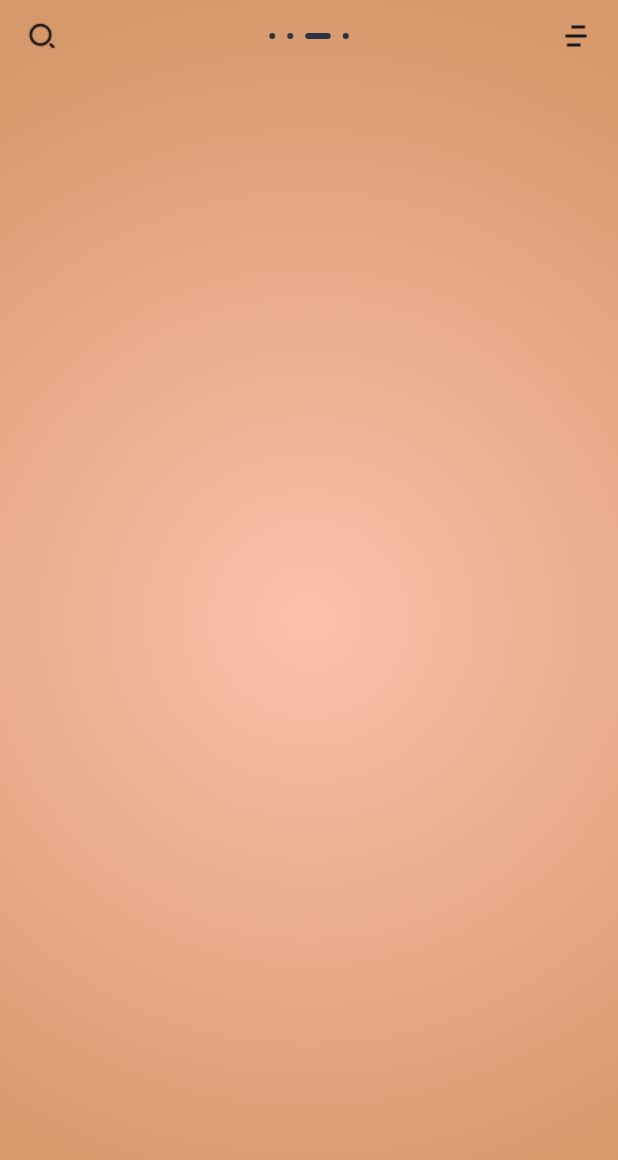
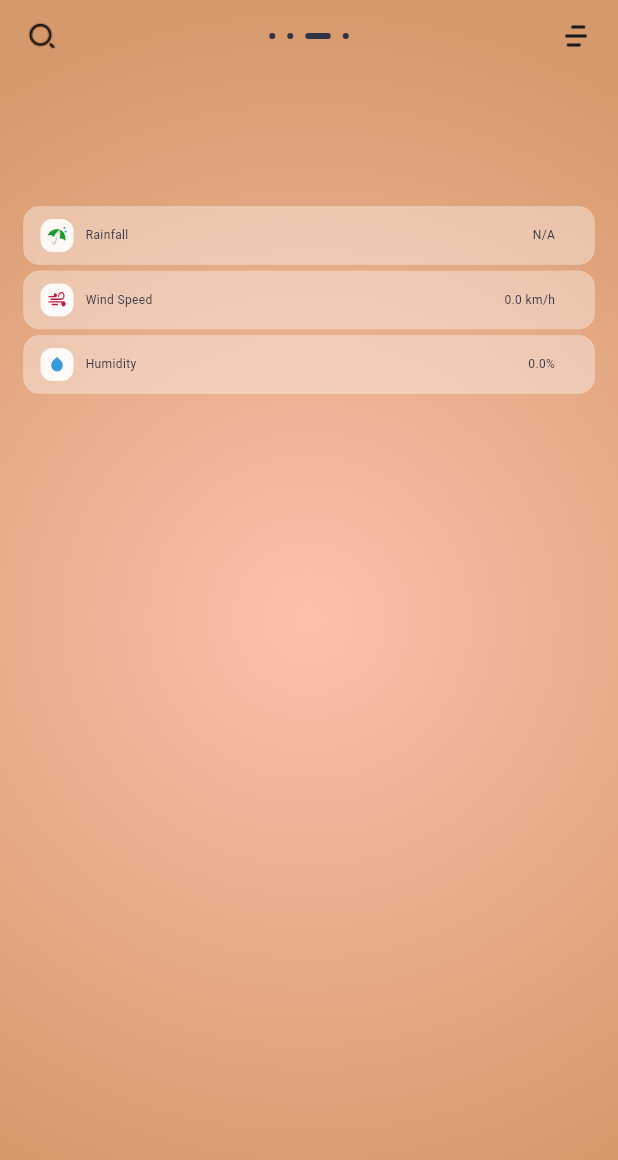
Before and after one commit to sameer261/weather_app, a Flutter app: the screen it shows after launch, on a phone screen of 412 x 824 dp. Shown: the top 1160 px of the screen. Run offline on Flutter 3.47's test engine with Material 3 defaults, Android fonts, the phone set to English and light mode, and no system bars; our stand-ins replace flutter_svg, get.

Commit message:
weather icons

```diff
--- a/lib/weatherview/firstscreen/Weather_view.dart
+++ b/lib/weatherview/firstscreen/Weather_view.dart
@@ -1,12 +1,11 @@
 import 'package:flutter/material.dart';
 import 'package:get/get.dart';
-import 'package:flutter_svg/flutter_svg.dart';
 import 'package:weather_app/utils/color.dart';
 import 'package:weather_app/weatherview/firstscreen/widgets/weatherinfo/locationwidget.dart';
 import 'package:weather_app/weatherview/firstscreen/widgets/weatherinfo/weatherinfo.dart';
 import 'package:weather_app/weatherview/firstscreen/widgets/weatherinfo/weatherinfo_controller.dart';
-import 'package:weather_app/weatherview/searchscreen/location_search_screen_controller.dart';
 import 'package:weather_app/weatherview/firstscreen/widgets/appbar/customappbar.dart';
+import 'package:weather_app/weatherview/firstscreen/widgets/weatherinfo/weathermetric.dart';
 
 class FirstScreen extends StatelessWidget {
   FirstScreen({super.key});
@@ -29,6 +28,8 @@ class FirstScreen extends StatelessWidget {
             LocationWidget(),
             SizedBox(height: 10),
             WeatherInfoWidget(),
+            SizedBox(height: 10),
+            WeatherDetailsWidget(),
             // Location City + State
           ],
         ),
--- a/lib/weatherview/firstscreen/widgets/weatherinfo/locationwidget.dart
+++ b/lib/weatherview/firstscreen/widgets/weatherinfo/locationwidget.dart
@@ -2,7 +2,6 @@
 import 'package:flutter/material.dart';
 import 'package:get/get.dart';
 import 'package:weather_app/weatherview/firstscreen/widgets/weatherinfo/weatherinfo_controller.dart';
-import 'package:weather_app/weatherview/searchscreen/location_search_screen_controller.dart';
 
 class LocationWidget extends StatelessWidget {
   final WeatherInfoController weatherController = Get.put(
--- a/lib/weatherview/firstscreen/widgets/weatherinfo/weatherinfo.dart
+++ b/lib/weatherview/firstscreen/widgets/weatherinfo/weatherinfo.dart
@@ -4,7 +4,6 @@ import 'package:flutter_svg/flutter_svg.dart';
 import 'package:get/get.dart';
 import 'package:weather_app/utils/color.dart';
 import 'package:weather_app/weatherview/firstscreen/widgets/weatherinfo/weatherinfo_controller.dart';
-import 'package:weather_app/weatherview/searchscreen/location_search_screen_controller.dart';
 
 class WeatherInfoWidget extends StatelessWidget {
   final WeatherInfoController weatherController = Get.put(
--- a/lib/weatherview/firstscreen/widgets/weatherinfo/weatherinfo_controller.dart
+++ b/lib/weatherview/firstscreen/widgets/weatherinfo/weatherinfo_controller.dart
@@ -6,10 +6,17 @@ class WeatherInfoController extends GetxController {
   RxString location = ''.obs;
   RxString weatherInfo = ''.obs;
   RxString weatherIconPath = ''.obs;
+  RxBool isWeatherLoading = false.obs; // <-- Added
+
+  RxDouble humidity = 0.0.obs;
+  RxDouble windSpeed = 0.0.obs;
+  RxDouble rainfall = 0.0.obs; // For rainfall
 
   final String apiKey = '6fbcdad70318ecd7f0a756be6ff23b21';
 
   Future<void> getWeather(String city, double lat, double lon) async {
+    isWeatherLoading.value = true; // <-- Start loading
+
     final url =
         'https://api.openweathermap.org/data/2.5/weather?lat=$lat&lon=$lon&appid=$apiKey&units=metric';
 
@@ -23,6 +30,14 @@ class WeatherInfoController extends GetxController {
         double temp = weatherData['main']['temp'].toDouble();
         int roundedTemp = temp.round();
 
+        humidity.value = weatherData['main']['humidity'].toDouble();
+        windSpeed.value = weatherData['wind']['speed'].toDouble();
+        // Assuming 'rain' key exists for rainfall, if not, handle the absence.
+        rainfall.value =
+            weatherData['rain'] != null
+                ? weatherData['rain']['1h'] ?? 0.0
+                : 0.0;
+
         weatherInfo.value = '$roundedTemp°C\n$description';
         weatherIconPath.value = iconPath;
       } else {
@@ -33,6 +48,8 @@ class WeatherInfoController extends GetxController {
       print('Error fetching weather data: $e');
       weatherInfo.value = 'Error fetching weather data';
       weatherIconPath.value = '';
+    } finally {
+      isWeatherLoading.value = false; // <-- Stop loading
     }
   }
 
--- /dev/null
+++ b/lib/weatherview/firstscreen/widgets/weatherinfo/weathermetric.dart
@@ -0,0 +1,155 @@
+import 'package:flutter/material.dart';
+import 'package:flutter_svg/flutter_svg.dart';
+import 'package:get/get.dart';
+import 'package:weather_app/utils/color.dart';
+import 'package:weather_app/weatherview/firstscreen/widgets/weatherinfo/weatherinfo_controller.dart';
+
+class WeatherDetailsWidget extends StatelessWidget {
+  final WeatherInfoController weatherController = Get.find();
+
+  @override
+  Widget build(BuildContext context) {
+    return Padding(
+      padding: const EdgeInsets.only(left: 16, right: 16),
+      child: Obx(() {
+        if (weatherController.isWeatherLoading.value) {
+          return Center(child: CircularProgressIndicator());
+        }
+
+        // Fetch data from the controller
+        final humidity = weatherController.humidity.value;
+        final windSpeed = weatherController.windSpeed.value;
+        final rainfall = weatherController.rainfall.value;
+
+        return Column(
+          children: [
+            _buildWeatherContainer(
+              svgPath: 'assets/images/rainfall.svg',
+              title: 'Rainfall',
+              value: rainfall != 0.0 ? '$rainfall cm' : 'N/A',
+              iconWidth: 18,
+              iconHeight: 18,
+
+              paddingBottom: 1,
+            ),
+            SizedBox(height: 5),
+            _buildWeatherContainer(
+              svgPath: 'assets/images/wind.svg',
+              title: 'Wind Speed',
+              value: '$windSpeed km/h',
+              iconWidth: 18,
+              iconHeight: 18,
+              paddingTop: 3,
+            ),
+            SizedBox(height: 5),
+            _buildWeatherContainer(
+              svgPath: 'assets/images/humidity.svg',
+              title: 'Humidity',
+              value: '$humidity%',
+              iconWidth: 24,
+              iconHeight: 24,
+              paddingTop: 1,
+            ),
+          ],
+        );
+      }),
+    );
+  }
+
+  Widget _buildWeatherContainer({
+    required String svgPath,
+    required String title,
+    required String value,
+    required double iconWidth,
+    required double iconHeight,
+    double paddingTop = 0,
+    double paddingBottom = 0,
+    double paddingLeft = 0,
+    double paddingRight = 0,
+  }) {
+    return Container(
+      width: double.infinity,
+      height: 38,
+      padding: const EdgeInsets.symmetric(horizontal: 11, vertical: 8),
+      decoration: ShapeDecoration(
+        color: Colors.white.withOpacity(0.36),
+        shape: RoundedRectangleBorder(
+          side: BorderSide(
+            width: 0.5,
+            strokeAlign: BorderSide.strokeAlignOutside,
+            color: Colors.white.withOpacity(0.50),
+          ),
+          borderRadius: BorderRadius.circular(10),
+        ),
+      ),
+      child: Row(
+        mainAxisAlignment: MainAxisAlignment.start,
+        crossAxisAlignment: CrossAxisAlignment.center,
+        children: [
+          _buildSvgIcon(
+            svgPath,
+            iconWidth,
+            iconHeight,
+            paddingTop: paddingTop,
+            paddingBottom: paddingBottom,
+            paddingLeft: paddingLeft,
+            paddingRight: paddingRight,
+          ),
+          SizedBox(width: 8),
+          Text(
+            title,
+            style: TextStyle(
+              color: customDark,
+              fontSize: 8,
+              fontWeight: FontWeight.w400,
+            ),
+          ),
+          Spacer(),
+          Padding(
+            padding: const EdgeInsets.only(right: 15),
+            child: Text(
+              value,
+              style: TextStyle(
+                color: customDark,
+                fontSize: 8,
+                fontWeight: FontWeight.w400,
+              ),
+            ),
+          ),
+        ],
+      ),
+    );
+  }
+
+  Widget _buildSvgIcon(
+    String path,
+    double width,
+    double height, {
+    double paddingTop = 3,
+    double paddingBottom = 3,
+    double paddingLeft = 3,
+    double paddingRight = 3,
+  }) {
+    return Container(
+      width: 22,
+      height: 22,
+      padding: EdgeInsets.only(
+        top: paddingTop,
+        bottom: paddingBottom,
+        left: paddingLeft,
+        right: paddingRight,
+      ),
+      decoration: BoxDecoration(
+        color: Colors.white.withOpacity(0.9),
+        borderRadius: BorderRadius.circular(8),
+      ),
+      child: Center(
+        child: SizedBox(
+          width: width,
+          height: height,
+          child: Center(child: SvgPicture.asset(path, fit: BoxFit.fill)),
+        ),
+      ),
+    );
+  }
+}
--- a/lib/weatherview/searchscreen/location_search_screen.dart
+++ b/lib/weatherview/searchscreen/location_search_screen.dart
@@ -13,7 +13,8 @@ class LocationSearchScreen extends StatelessWidget {
     final LocationSearchScreenController locationControllerGet = Get.put(
       LocationSearchScreenController(),
     );
-    Get.find<WeatherInfoController>();
+    final WeatherInfoController weatherController =
+        Get.find<WeatherInfoController>();
 
     return Scaffold(
       extendBodyBehindAppBar: true,
@@ -89,8 +90,16 @@ class LocationSearchScreen extends StatelessWidget {
 
             const SizedBox(height: 10),
 
-            // Suggestions List
+            // Suggestions or loading
             Obx(() {
+              if (weatherController.isWeatherLoading.value) {
+                return const Expanded(
+                  child: Center(
+                    child: CircularProgressIndicator(color: Colors.white),
+                  ),
+                );
+              }
+
               return Expanded(
                 child: ListView.builder(
                   itemCount: locationControllerGet.locationSuggestions.length,
@@ -107,9 +116,16 @@ class LocationSearchScreen extends StatelessWidget {
                         displayName,
                         style: const TextStyle(color: Colors.white),
                       ),
-                      onTap: () {
+                      onTap: () async {
+                        weatherController.isWeatherLoading.value = true;
                         locationControllerGet.updateLocationAndWeather(loc);
-                        Get.back();
+
+                        // Wait for weather loading to finish then go back
+                        ever(weatherController.isWeatherLoading, (loading) {
+                          if (loading == false) {
+                            Get.back();
+                          }
+                        });
                       },
                     );
                   },
```
Also changed, not shown: assets/images/humidity.svg (added), assets/images/rainfall.svg (added), assets/images/wind.svg (added).
